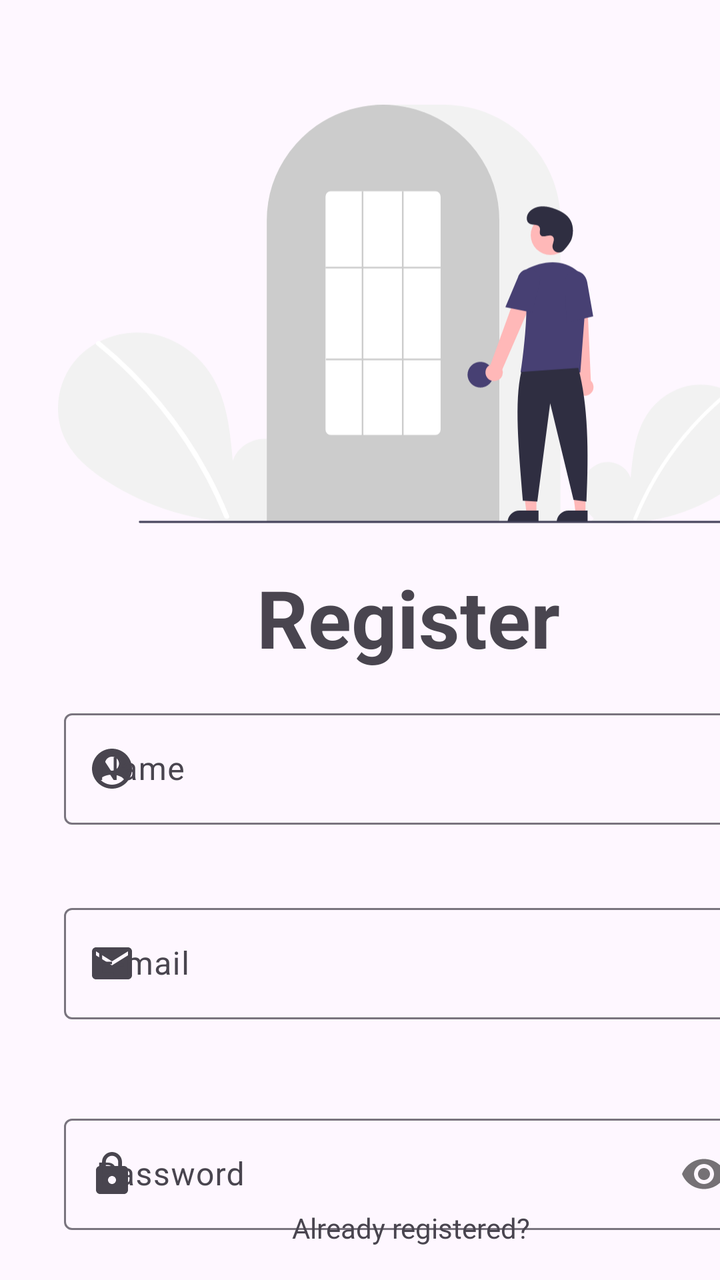
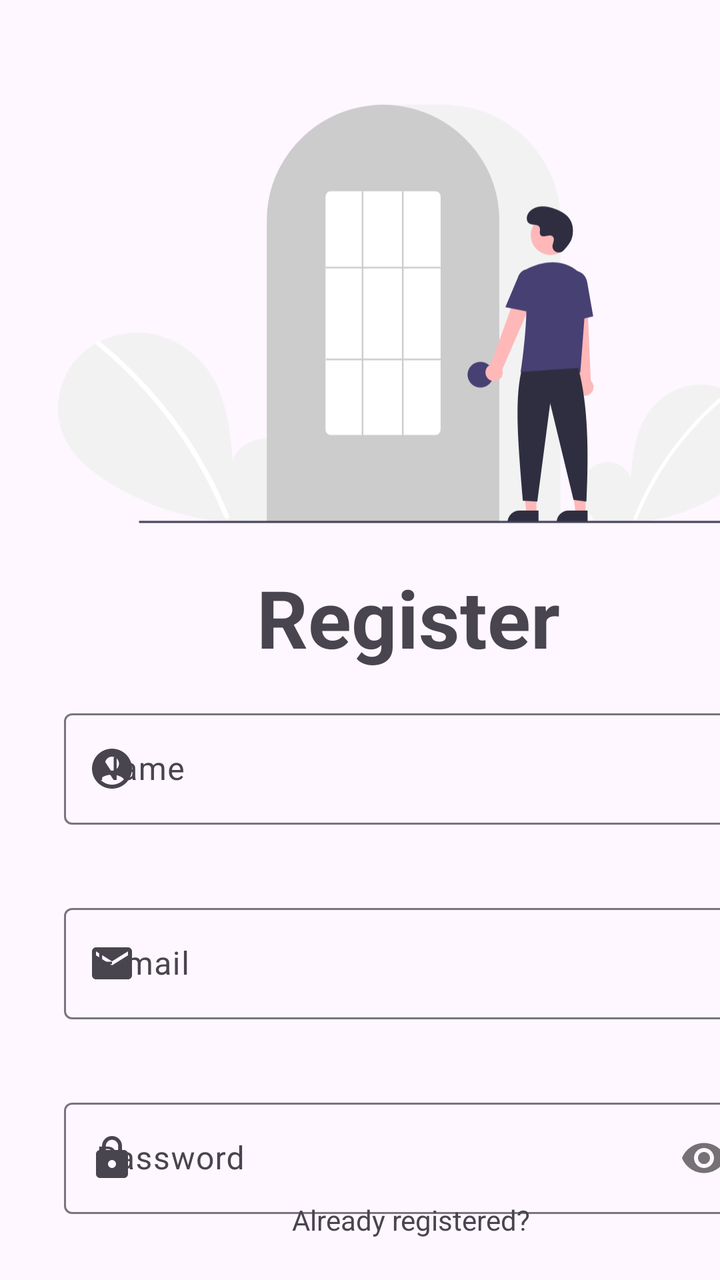

Compare the two renders of this Android layout. The source of the first and the diff that turns it into the second are given below.
<!-- AndroidManifest.xml: application theme Theme.Foodalchemy -->
<!-- res/layout/fragment_registration.xml -->
<?xml version="1.0" encoding="utf-8"?>
<androidx.constraintlayout.widget.ConstraintLayout xmlns:android="http://schemas.android.com/apk/res/android"
    xmlns:app="http://schemas.android.com/apk/res-auto"
    xmlns:tools="http://schemas.android.com/tools"
    android:layout_width="match_parent"
    android:layout_height="match_parent"
    tools:context=".ui.AuthActivity">

    <ImageView
        android:id="@+id/imageView2"
        android:layout_width="350dp"
        android:layout_height="250dp"
        android:layout_marginTop="32dp"
        android:src="@drawable/undraw_login_re_4vu2"
        app:layout_constraintBottom_toTopOf="@+id/textview_register"
        app:layout_constraintEnd_toStartOf="@+id/guideline6"
        app:layout_constraintStart_toStartOf="@+id/guideline5"
        app:layout_constraintTop_toTopOf="parent"
        android:contentDescription="@string/sign_up_image"/>

    <TextView
        android:id="@+id/textview_register"
        android:layout_width="wrap_content"
        android:layout_height="wrap_content"
        android:text="@string/register_textview"
        android:textSize="40sp"
        android:textStyle="bold"
        app:layout_constraintEnd_toStartOf="@+id/guideline6"
        app:layout_constraintStart_toStartOf="@+id/guideline5"
        app:layout_constraintTop_toBottomOf="@+id/imageView2" />

    <androidx.constraintlayout.widget.Guideline
        android:id="@+id/guideline5"
        android:layout_width="wrap_content"
        android:layout_height="wrap_content"
        android:orientation="vertical"
        app:layout_constraintGuide_begin="32dp" />

    <androidx.constraintlayout.widget.Guideline
        android:id="@+id/guideline6"
        android:layout_width="0dp"
        android:layout_height="wrap_content"
        android:layout_marginEnd="32dp"
        android:orientation="vertical"
        app:layout_constraintEnd_toEndOf="parent"
        app:layout_constraintGuide_begin="376dp" />

    <com.google.android.material.textfield.TextInputLayout
        android:id="@+id/text_input_layout_email"
        android:layout_width="0dp"
        android:layout_height="wrap_content"
        android:layout_marginTop="8dp"
        android:layout_marginBottom="16dp"
        app:endIconMode="clear_text"
        app:errorEnabled="true"
        app:layout_constraintBottom_toTopOf="@+id/text_input_layout_password"
        app:layout_constraintEnd_toStartOf="@+id/guideline6"
        app:layout_constraintStart_toStartOf="@+id/guideline5"
        app:layout_constraintTop_toBottomOf="@+id/text_input_layout_name"
        app:startIconDrawable="@drawable/baseline_email_24">

        <com.google.android.material.textfield.TextInputEditText
            android:id="@+id/text_input_edit_text_email"
            android:layout_width="match_parent"
            android:layout_height="wrap_content"
            android:hint="@string/email_hint"
            android:inputType="textEmailAddress" />
    </com.google.android.material.textfield.TextInputLayout>

    <com.google.android.material.textfield.TextInputLayout
        android:id="@+id/text_input_layout_password"
        android:layout_width="0dp"
        android:layout_height="wrap_content"
        android:layout_marginTop="8dp"
        android:layout_marginBottom="24dp"
        app:errorEnabled="true"
        app:layout_constraintBottom_toTopOf="@+id/button_register"
        app:layout_constraintEnd_toStartOf="@+id/guideline6"
        app:layout_constraintStart_toStartOf="@+id/guideline5"
        app:layout_constraintTop_toBottomOf="@+id/text_input_layout_email"
        app:passwordToggleEnabled="true"
        app:startIconDrawable="@drawable/baseline_lock_24">

        <com.google.android.material.textfield.TextInputEditText
            android:id="@+id/text_input_edit_text_password"
            android:layout_width="match_parent"
            android:layout_height="wrap_content"
            android:hint="@string/password_hint"
            android:inputType="textPassword" />
    </com.google.android.material.textfield.TextInputLayout>

    <com.google.android.material.textfield.TextInputLayout
        android:id="@+id/text_input_layout_name"
        android:layout_width="0dp"
        android:layout_height="wrap_content"
        android:layout_marginTop="16dp"
        android:layout_marginBottom="8dp"
        app:endIconMode="clear_text"
        app:errorEnabled="true"
        app:layout_constraintBottom_toTopOf="@+id/text_input_layout_email"
        app:layout_constraintEnd_toStartOf="@+id/guideline6"
        app:layout_constraintStart_toStartOf="@+id/guideline5"
        app:layout_constraintTop_toBottomOf="@+id/textview_register"
        app:startIconDrawable="@drawable/baseline_account_circle_24">

        <com.google.android.material.textfield.TextInputEditText
            android:id="@+id/text_input_edit_text_name"
            android:layout_width="match_parent"
            android:layout_height="wrap_content"
            android:hint="@string/name_hint" />
    </com.google.android.material.textfield.TextInputLayout>

    <Button
        android:id="@+id/button_register"
        style="@style/Widget.Material3.Button"
        android:layout_width="0dp"
        android:layout_height="wrap_content"
        android:layout_marginTop="24dp"
        android:text="@string/register_button"
        android:textSize="14sp"
        app:layout_constraintEnd_toStartOf="@+id/guideline9"
        app:layout_constraintStart_toStartOf="@+id/guideline8"
        app:layout_constraintTop_toBottomOf="@+id/text_input_layout_password" />

    <androidx.constraintlayout.widget.Guideline
        android:id="@+id/guideline8"
        android:layout_width="wrap_content"
        android:layout_height="wrap_content"
        android:orientation="vertical"
        app:layout_constraintGuide_begin="96dp" />

    <androidx.constraintlayout.widget.Guideline
        android:id="@+id/guideline9"
        android:layout_width="wrap_content"
        android:layout_height="wrap_content"
        android:orientation="vertical"
        app:layout_constraintGuide_begin="314dp" />

    <TextView
        android:id="@+id/textview_already_register"
        android:layout_width="wrap_content"
        android:layout_height="wrap_content"
        android:layout_marginTop="24dp"
        android:layout_marginBottom="8dp"
        android:text="@string/register_textview2"
        android:textSize="14sp"
        app:layout_constraintBottom_toTopOf="@+id/button_signin"
        app:layout_constraintEnd_toStartOf="@+id/guideline9"
        app:layout_constraintHorizontal_bias="0.505"
        app:layout_constraintStart_toStartOf="@+id/guideline8"
        app:layout_constraintTop_toBottomOf="@+id/button_register" />

    <Button
        android:id="@+id/button_signin"
        style="@style/Widget.MaterialComponents.Button.TextButton"
        android:layout_width="wrap_content"
        android:layout_height="48dp"
        android:layout_marginBottom="88dp"
        android:text="@string/sign_in_button"
        android:textStyle="bold"
        app:layout_constraintBottom_toBottomOf="parent"
        app:layout_constraintEnd_toStartOf="@+id/guideline9"
        app:layout_constraintStart_toStartOf="@+id/guideline8"
        app:layout_constraintTop_toBottomOf="@+id/textview_already_register" />

</androidx.constraintlayout.widget.ConstraintLayout>
<!-- resources referenced by this layout -->
<resources>
  <!-- drawable baseline_account_circle_24 (drawable) -->
  <vector android:height="24dp" android:tint="#000000"
      android:viewportHeight="24" android:viewportWidth="24"
      android:width="24dp" xmlns:android="http://schemas.android.com/apk/res/android">
      <path android:fillColor="@android:color/white" android:pathData="M12,2C6.48,2 2,6.48 2,12s4.48,10 10,10s10,-4.48 10,-10S17.52,2 12,2zM12,6c1.93,0 3.5,1.57 3.5,3.5S13.93,13 12,13s-3.5,-1.57 -3.5,-3.5S10.07,6 12,6zM12,20c-2.03,0 -4.43,-0.82 -6.14,-2.88C7.55,15.8 9.68,15 12,15s4.45,0.8 6.14,2.12C16.43,19.18 14.03,20 12,20z"/>
  </vector>
  <!-- drawable baseline_email_24 (drawable) -->
  <vector android:height="24dp" android:tint="#000000"
      android:viewportHeight="24" android:viewportWidth="24"
      android:width="24dp" xmlns:android="http://schemas.android.com/apk/res/android">
      <path android:fillColor="@android:color/white" android:pathData="M20,4L4,4c-1.1,0 -1.99,0.9 -1.99,2L2,18c0,1.1 0.9,2 2,2h16c1.1,0 2,-0.9 2,-2L22,6c0,-1.1 -0.9,-2 -2,-2zM20,8l-8,5 -8,-5L4,6l8,5 8,-5v2z"/>
  </vector>
  <!-- drawable baseline_lock_24 (drawable) -->
  <vector android:height="24dp" android:tint="#000000"
      android:viewportHeight="24" android:viewportWidth="24"
      android:width="24dp" xmlns:android="http://schemas.android.com/apk/res/android">
      <path android:fillColor="@android:color/white" android:pathData="M18,8h-1L17,6c0,-2.76 -2.24,-5 -5,-5S7,3.24 7,6v2L6,8c-1.1,0 -2,0.9 -2,2v10c0,1.1 0.9,2 2,2h12c1.1,0 2,-0.9 2,-2L20,10c0,-1.1 -0.9,-2 -2,-2zM12,17c-1.1,0 -2,-0.9 -2,-2s0.9,-2 2,-2 2,0.9 2,2 -0.9,2 -2,2zM15.1,8L8.9,8L8.9,6c0,-1.71 1.39,-3.1 3.1,-3.1 1.71,0 3.1,1.39 3.1,3.1v2z"/>
  </vector>
  <!-- drawable undraw_login_re_4vu2: vector/xml drawable (drawable, 5564 chars, omitted) -->
  <string name="email_hint">E-mail</string>
  <string name="name_hint">Name</string>
  <string name="password_hint">Password</string>
  <string name="register_button">REGISTER</string>
  <string name="register_textview">Register</string>
  <string name="register_textview2">Already registered?</string>
  <string name="sign_in_button">SIGN IN</string>
  <string name="sign_up_image">Signup Image</string>
  <style name="Theme.Foodalchemy" parent="Base.Theme.Foodalchemy" />
  <style name="Base.Theme.Foodalchemy" parent="Theme.Material3.DayNight.NoActionBar">
          
          
      </style>
</resources>

<!-- the commit's change to res/layout/fragment_registration.xml (unified diff, before → after) -->
@@ -50,7 +50,7 @@
         android:layout_width="0dp"
         android:layout_height="wrap_content"
         android:layout_marginTop="8dp"
-        android:layout_marginBottom="16dp"
+        android:layout_marginBottom="8dp"
         app:endIconMode="clear_text"
         app:errorEnabled="true"
         app:layout_constraintBottom_toTopOf="@+id/text_input_layout_password"
